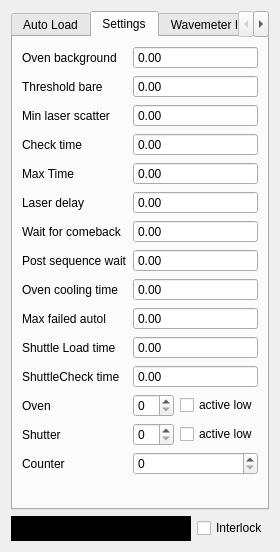
This is ui/AutoLoad.ui in MonroeQuantumNetworks/IonControl as Qt 5 draws it before an edit. The edited form follows.
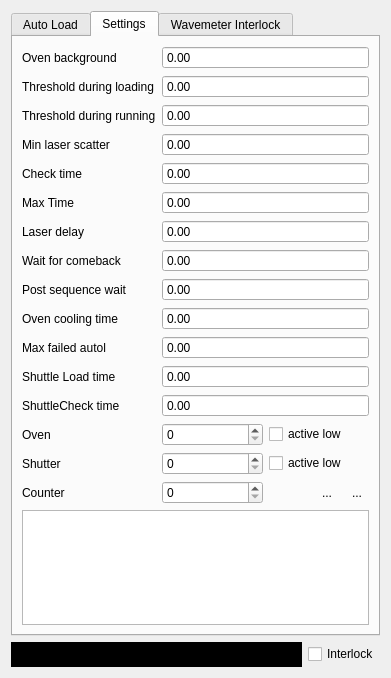
This is the edited form. The open tabs and pages were chosen to show the change. Icons and pictures are not drawn. Custom widgets are drawn as their Qt base class.

Commit message: added globals override for loading

The edit to the form file:
```diff
--- a/ui/AutoLoad.ui
+++ b/ui/AutoLoad.ui
@@ -6,8 +6,8 @@
    <rect>
     <x>0</x>
     <y>0</y>
-    <width>260</width>
-    <height>552</height>
+    <width>391</width>
+    <height>678</height>
    </rect>
   </property>
   <property name="windowTitle">
@@ -17,7 +17,7 @@
    <item>
     <widget class="QTabWidget" name="tabWidget_2">
      <property name="currentIndex">
-      <number>0</number>
+      <number>1</number>
      </property>
      <widget class="QWidget" name="autoLoadTab">
       <attribute name="title">
@@ -129,7 +129,59 @@
        <string>Settings</string>
       </attribute>
       <layout class="QGridLayout" name="gridLayout">
+       <item row="15" column="2">
+        <widget class="QCheckBox" name="shutterChannelActiveLowBox">
+         <property name="sizePolicy">
+          <sizepolicy hsizetype="Fixed" vsizetype="Fixed">
+           <horstretch>0</horstretch>
+           <verstretch>0</verstretch>
+          </sizepolicy>
+         </property>
+         <property name="text">
+          <string>active low</string>
+         </property>
+        </widget>
+       </item>
+       <item row="0" column="1" colspan="2">
+        <widget class="MagnitudeSpinBox" name="thresholdOvenBox">
+         <property name="sizePolicy">
+          <sizepolicy hsizetype="MinimumExpanding" vsizetype="Fixed">
+           <horstretch>2</horstretch>
+           <verstretch>0</verstretch>
+          </sizepolicy>
+         </property>
+         <property name="toolTip">
+          <string>Threshold while oven is on</string>
+         </property>
+         <property name="buttonSymbols">
+          <enum>QAbstractSpinBox::NoButtons</enum>
+         </property>
+        </widget>
+       </item>
        <item row="11" column="1" colspan="2">
+        <widget class="MagnitudeSpinBox" name="maxFailedAutoloadBox">
+         <property name="sizePolicy">
+          <sizepolicy hsizetype="MinimumExpanding" vsizetype="Fixed">
+           <horstretch>2</horstretch>
+           <verstretch>0</verstretch>
+          </sizepolicy>
+         </property>
+         <property name="toolTip">
+          <string>switch on laser after oven on</string>
+         </property>
+         <property name="buttonSymbols">
+          <enum>QAbstractSpinBox::NoButtons</enum>
+         </property>
+        </widget>
+       </item>
+       <item row="11" column="0">
+        <widget class="QLabel" name="label_11">
+         <property name="text">
+          <string>Max failed autol</string>
+         </property>
+        </widget>
+       </item>
+       <item row="12" column="1" colspan="2">
         <widget class="MagnitudeSpinBox" name="shuttleLoadTimeBox">
          <property name="sizePolicy">
           <sizepolicy hsizetype="MinimumExpanding" vsizetype="Fixed">
@@ -145,28 +197,28 @@
          </property>
         </widget>
        </item>
-       <item row="7" column="0">
+       <item row="8" column="0">
         <widget class="QLabel" name="label_9">
          <property name="text">
           <string>Wait for comeback</string>
          </property>
         </widget>
        </item>
-       <item row="5" column="0">
+       <item row="6" column="0">
         <widget class="QLabel" name="label_4">
          <property name="text">
           <string>Max Time</string>
          </property>
         </widget>
        </item>
-       <item row="6" column="0">
+       <item row="7" column="0">
         <widget class="QLabel" name="label_5">
          <property name="text">
           <string>Laser delay</string>
          </property>
         </widget>
        </item>
-       <item row="15" column="0">
+       <item row="16" column="0">
         <widget class="QLabel" name="label_7">
          <property name="text">
           <string>Counter</string>
@@ -176,18 +228,18 @@
        <item row="1" column="0">
         <widget class="QLabel" name="label_6">
          <property name="text">
-          <string>Threshold bare</string>
+          <string>Threshold during loading</string>
          </property>
         </widget>
        </item>
-       <item row="4" column="0">
+       <item row="5" column="0">
         <widget class="QLabel" name="label_8">
          <property name="text">
           <string>Check time</string>
          </property>
         </widget>
        </item>
-       <item row="14" column="1">
+       <item row="15" column="1">
         <widget class="QSpinBox" name="shutterChannelBox">
          <property name="sizePolicy">
           <sizepolicy hsizetype="Minimum" vsizetype="Fixed">
@@ -207,13 +259,59 @@
         </widget>
        </item>
        <item row="14" column="0">
+        <widget class="QLabel" name="label">
+         <property name="text">
+          <string>Oven</string>
+         </property>
+        </widget>
+       </item>
+       <item row="1" column="1" colspan="2">
+        <widget class="MagnitudeSpinBox" name="thresholdBareBox">
+         <property name="sizePolicy">
+          <sizepolicy hsizetype="MinimumExpanding" vsizetype="Fixed">
+           <horstretch>2</horstretch>
+           <verstretch>0</verstretch>
+          </sizepolicy>
+         </property>
+         <property name="toolTip">
+          <string>Threshold with oven off</string>
+         </property>
+         <property name="buttonSymbols">
+          <enum>QAbstractSpinBox::NoButtons</enum>
+         </property>
+        </widget>
+       </item>
+       <item row="0" column="0">
+        <widget class="QLabel" name="label_3">
+         <property name="text">
+          <string>Oven background</string>
+         </property>
+        </widget>
+       </item>
+       <item row="15" column="0">
         <widget class="QLabel" name="label_2">
          <property name="text">
           <string>Shutter</string>
          </property>
         </widget>
        </item>
-       <item row="16" column="0">
+       <item row="6" column="1" colspan="2">
+        <widget class="MagnitudeSpinBox" name="maxTimeBox">
+         <property name="sizePolicy">
+          <sizepolicy hsizetype="MinimumExpanding" vsizetype="Fixed">
+           <horstretch>2</horstretch>
+           <verstretch>0</verstretch>
+          </sizepolicy>
+         </property>
+         <property name="toolTip">
+          <string>maximum oven on time</string>
+         </property>
+         <property name="buttonSymbols">
+          <enum>QAbstractSpinBox::NoButtons</enum>
+         </property>
+        </widget>
+       </item>
+       <item row="18" column="0">
         <spacer name="verticalSpacer">
          <property name="orientation">
           <enum>Qt::Vertical</enum>
@@ -226,85 +324,7 @@
          </property>
         </spacer>
        </item>
-       <item row="13" column="0">
-        <widget class="QLabel" name="label">
-         <property name="text">
-          <string>Oven</string>
-         </property>
-        </widget>
-       </item>
-       <item row="13" column="1">
-        <widget class="QSpinBox" name="ovenChannelBox">
-         <property name="sizePolicy">
-          <sizepolicy hsizetype="Minimum" vsizetype="Fixed">
-           <horstretch>2</horstretch>
-           <verstretch>0</verstretch>
-          </sizepolicy>
-         </property>
-         <property name="toolTip">
-          <string>oven enable digital out</string>
-         </property>
-         <property name="minimum">
-          <number>0</number>
-         </property>
-         <property name="maximum">
-          <number>31</number>
-         </property>
-        </widget>
-       </item>
-       <item row="0" column="0">
-        <widget class="QLabel" name="label_3">
-         <property name="text">
-          <string>Oven background</string>
-         </property>
-        </widget>
-       </item>
-       <item row="13" column="2">
-        <widget class="QCheckBox" name="ovenChannelActiveLowBox">
-         <property name="sizePolicy">
-          <sizepolicy hsizetype="Fixed" vsizetype="Fixed">
-           <horstretch>0</horstretch>
-           <verstretch>0</verstretch>
-          </sizepolicy>
-         </property>
-         <property name="text">
-          <string>active low</string>
-         </property>
-        </widget>
-       </item>
-       <item row="6" column="1" colspan="2">
-        <widget class="MagnitudeSpinBox" name="laserDelayBox">
-         <property name="sizePolicy">
-          <sizepolicy hsizetype="MinimumExpanding" vsizetype="Fixed">
-           <horstretch>2</horstretch>
-           <verstretch>0</verstretch>
-          </sizepolicy>
-         </property>
-         <property name="toolTip">
-          <string>switch on laser after oven on</string>
-         </property>
-         <property name="buttonSymbols">
-          <enum>QAbstractSpinBox::NoButtons</enum>
-         </property>
-        </widget>
-       </item>
        <item row="5" column="1" colspan="2">
-        <widget class="MagnitudeSpinBox" name="maxTimeBox">
-         <property name="sizePolicy">
-          <sizepolicy hsizetype="MinimumExpanding" vsizetype="Fixed">
-           <horstretch>2</horstretch>
-           <verstretch>0</verstretch>
-          </sizepolicy>
-         </property>
-         <property name="toolTip">
-          <string>maximum oven on time</string>
-         </property>
-         <property name="buttonSymbols">
-          <enum>QAbstractSpinBox::NoButtons</enum>
-         </property>
-        </widget>
-       </item>
-       <item row="4" column="1" colspan="2">
         <widget class="MagnitudeSpinBox" name="checkTimeBox">
          <property name="sizePolicy">
           <sizepolicy hsizetype="MinimumExpanding" vsizetype="Fixed">
@@ -320,8 +340,8 @@
          </property>
         </widget>
        </item>
-       <item row="1" column="1" colspan="2">
-        <widget class="MagnitudeSpinBox" name="thresholdBareBox">
+       <item row="7" column="1" colspan="2">
+        <widget class="MagnitudeSpinBox" name="laserDelayBox">
          <property name="sizePolicy">
           <sizepolicy hsizetype="MinimumExpanding" vsizetype="Fixed">
            <horstretch>2</horstretch>
@@ -329,23 +349,7 @@
           </sizepolicy>
          </property>
          <property name="toolTip">
-          <string>Threshold with oven off</string>
-         </property>
-         <property name="buttonSymbols">
-          <enum>QAbstractSpinBox::NoButtons</enum>
-         </property>
-        </widget>
-       </item>
-       <item row="0" column="1" colspan="2">
-        <widget class="MagnitudeSpinBox" name="thresholdOvenBox">
-         <property name="sizePolicy">
-          <sizepolicy hsizetype="MinimumExpanding" vsizetype="Fixed">
-           <horstretch>2</horstretch>
-           <verstretch>0</verstretch>
-          </sizepolicy>
-         </property>
-         <property name="toolTip">
-          <string>Threshold while oven is on</string>
+          <string>switch on laser after oven on</string>
          </property>
          <property name="buttonSymbols">
           <enum>QAbstractSpinBox::NoButtons</enum>
@@ -353,7 +357,7 @@
         </widget>
        </item>
        <item row="14" column="2">
-        <widget class="QCheckBox" name="shutterChannelActiveLowBox">
+        <widget class="QCheckBox" name="ovenChannelActiveLowBox">
          <property name="sizePolicy">
           <sizepolicy hsizetype="Fixed" vsizetype="Fixed">
            <horstretch>0</horstretch>
@@ -365,8 +369,8 @@
          </property>
         </widget>
        </item>
-       <item row="15" column="1" colspan="2">
-        <widget class="QSpinBox" name="counterChannelBox">
+       <item row="14" column="1">
+        <widget class="QSpinBox" name="ovenChannelBox">
          <property name="sizePolicy">
           <sizepolicy hsizetype="Minimum" vsizetype="Fixed">
            <horstretch>2</horstretch>
@@ -374,47 +378,24 @@
           </sizepolicy>
          </property>
          <property name="toolTip">
-          <string>counter channel</string>
+          <string>oven enable digital out</string>
          </property>
          <property name="minimum">
           <number>0</number>
          </property>
          <property name="maximum">
-          <number>7</number>
+          <number>31</number>
          </property>
         </widget>
        </item>
-       <item row="10" column="0">
-        <widget class="QLabel" name="label_11">
-         <property name="text">
-          <string>Max failed autol</string>
-         </property>
-        </widget>
-       </item>
-       <item row="10" column="1" colspan="2">
-        <widget class="MagnitudeSpinBox" name="maxFailedAutoloadBox">
-         <property name="sizePolicy">
-          <sizepolicy hsizetype="MinimumExpanding" vsizetype="Fixed">
-           <horstretch>2</horstretch>
-           <verstretch>0</verstretch>
-          </sizepolicy>
-         </property>
-         <property name="toolTip">
-          <string>switch on laser after oven on</string>
-         </property>
-         <property name="buttonSymbols">
-          <enum>QAbstractSpinBox::NoButtons</enum>
-         </property>
-        </widget>
-       </item>
-       <item row="8" column="0">
+       <item row="9" column="0">
         <widget class="QLabel" name="label_13">
          <property name="text">
           <string>Post sequence wait</string>
          </property>
         </widget>
        </item>
-       <item row="8" column="1" colspan="2">
+       <item row="9" column="1" colspan="2">
         <widget class="MagnitudeSpinBox" name="postSequenceWaitTimeBox">
          <property name="sizePolicy">
           <sizepolicy hsizetype="MinimumExpanding" vsizetype="Fixed">
@@ -430,7 +411,7 @@
          </property>
         </widget>
        </item>
-       <item row="7" column="1" colspan="2">
+       <item row="8" column="1" colspan="2">
         <widget class="MagnitudeSpinBox" name="waitForComebackBox">
          <property name="sizePolicy">
           <sizepolicy hsizetype="MinimumExpanding" vsizetype="Fixed">
@@ -446,14 +427,14 @@
          </property>
         </widget>
        </item>
-       <item row="2" column="0">
+       <item row="3" column="0">
         <widget class="QLabel" name="label_10">
          <property name="text">
           <string>Min laser scatter</string>
          </property>
         </widget>
        </item>
-       <item row="2" column="1" colspan="2">
+       <item row="3" column="1" colspan="2">
         <widget class="MagnitudeSpinBox" name="minLaserScatterBox">
          <property name="sizePolicy">
           <sizepolicy hsizetype="MinimumExpanding" vsizetype="Fixed">
@@ -469,7 +450,7 @@
          </property>
         </widget>
        </item>
-       <item row="12" column="1" colspan="2">
+       <item row="13" column="1" colspan="2">
         <widget class="MagnitudeSpinBox" name="shuttleCheckTimeBox">
          <property name="sizePolicy">
           <sizepolicy hsizetype="MinimumExpanding" vsizetype="Fixed">
@@ -485,28 +466,28 @@
          </property>
         </widget>
        </item>
-       <item row="12" column="0">
+       <item row="13" column="0">
         <widget class="QLabel" name="label_14">
          <property name="text">
           <string>ShuttleCheck time</string>
          </property>
         </widget>
        </item>
-       <item row="11" column="0">
+       <item row="12" column="0">
         <widget class="QLabel" name="label_29">
          <property name="text">
           <string>Shuttle Load time</string>
          </property>
         </widget>
        </item>
-       <item row="9" column="0">
+       <item row="10" column="0">
         <widget class="QLabel" name="label_15">
          <property name="text">
           <string>Oven cooling time</string>
          </property>
         </widget>
        </item>
-       <item row="9" column="1" colspan="2">
+       <item row="10" column="1" colspan="2">
         <widget class="MagnitudeSpinBox" name="ovenCoolingTimeBox">
          <property name="sizePolicy">
           <sizepolicy hsizetype="MinimumExpanding" vsizetype="Fixed">
@@ -522,6 +503,96 @@
          </property>
         </widget>
        </item>
+       <item row="17" column="0" colspan="3">
+        <widget class="QTableView" name="globalsAdjustTableView"/>
+       </item>
+       <item row="2" column="0">
+        <widget class="QLabel" name="label_16">
+         <property name="text">
+          <string>Threshold during running</string>
+         </property>
+        </widget>
+       </item>
+       <item row="2" column="1" colspan="2">
+        <widget class="MagnitudeSpinBox" name="thresholdRunningBox">
+         <property name="sizePolicy">
+          <sizepolicy hsizetype="MinimumExpanding" vsizetype="Fixed">
+           <horstretch>2</horstretch>
+           <verstretch>0</verstretch>
+          </sizepolicy>
+         </property>
+         <property name="toolTip">
+          <string>Threshold with oven off</string>
+         </property>
+         <property name="buttonSymbols">
+          <enum>QAbstractSpinBox::NoButtons</enum>
+         </property>
+        </widget>
+       </item>
+       <item row="16" column="1">
+        <widget class="QSpinBox" name="counterChannelBox">
+         <property name="sizePolicy">
+          <sizepolicy hsizetype="Minimum" vsizetype="Fixed">
+           <horstretch>2</horstretch>
+           <verstretch>0</verstretch>
+          </sizepolicy>
+         </property>
+         <property name="toolTip">
+          <string>counter channel</string>
+         </property>
+         <property name="minimum">
+          <number>0</number>
+         </property>
+         <property name="maximum">
+          <number>7</number>
+         </property>
+        </widget>
+       </item>
+       <item row="16" column="2">
+        <layout class="QHBoxLayout" name="horizontalLayout_6">
+         <item>
+          <spacer name="horizontalSpacer_4">
+           <property name="orientation">
+            <enum>Qt::Horizontal</enum>
+           </property>
+           <property name="sizeHint" stdset="0">
+            <size>
+             <width>40</width>
+             <height>20</height>
+            </size>
+           </property>
+          </spacer>
+         </item>
+         <item>
+          <widget class="QToolButton" name="addAdjustButton">
+           <property name="text">
+            <string>...</string>
+           </property>
+           <property name="icon">
+            <iconset resource="Experiment.qrc">
+             <normaloff>:/openicon/icons/edit-add.png</normaloff>:/openicon/icons/edit-add.png</iconset>
+           </property>
+           <property name="autoRaise">
+            <bool>true</bool>
+           </property>
+          </widget>
+         </item>
+         <item>
+          <widget class="QToolButton" name="removeAdjustButton">
+           <property name="text">
+            <string>...</string>
+           </property>
+           <property name="icon">
+            <iconset resource="Experiment.qrc">
+             <normaloff>:/openicon/icons/edit_remove.png</normaloff>:/openicon/icons/edit_remove.png</iconset>
+           </property>
+           <property name="autoRaise">
+            <bool>true</bool>
+           </property>
+          </widget>
+         </item>
+        </layout>
+       </item>
       </layout>
      </widget>
      <widget class="QWidget" name="interlockTab">
```
The commit also changes 4 other files.
